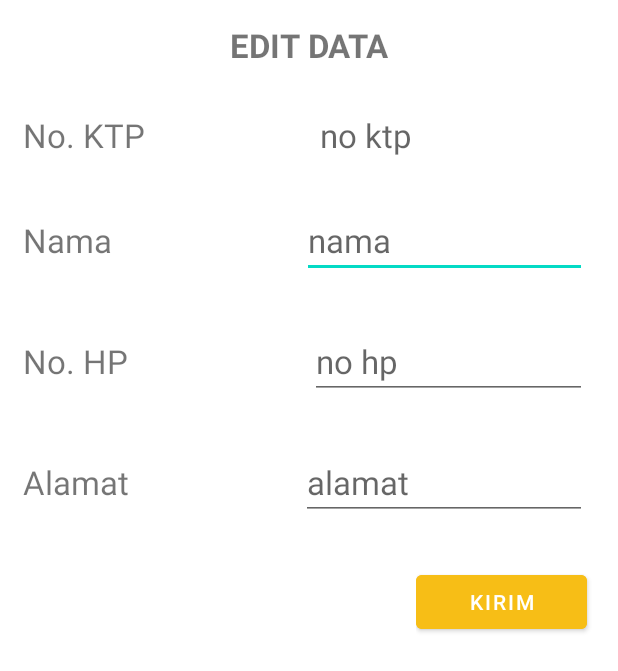
After one commit to YohanesVito/Pemrograman-Perangkat-Bergerak-Berbasis-Android_71190429, an Android app: the layout activity_penduduk_edit.xml on its own in the app's theme, with its tools: preview values and no code run, on a phone screen of 412 x 824 dp. The commit adds this screen. Shown: the top 671 px of the screen. Run offline under Robolectric (Android 15) with nearby library versions, the phone set to English and light mode, and no system bars.

Commit message:
tambah edit dan delete

```diff
--- a/Final_DataPenduduk_71190429/app/build.gradle
+++ b/Final_DataPenduduk_71190429/app/build.gradle
@@ -39,6 +39,7 @@ dependencies {
     implementation 'com.google.android.material:material:1.4.0'
     implementation 'androidx.constraintlayout:constraintlayout:2.1.2'
     implementation 'com.google.firebase:firebase-firestore:24.0.0'
+    implementation 'com.google.firebase:firebase-auth-ktx:21.0.1'
     testImplementation 'junit:junit:4.+'
     androidTestImplementation 'androidx.test.ext:junit:1.1.3'
     androidTestImplementation 'androidx.test.espresso:espresso-core:3.4.0'
--- a/Final_DataPenduduk_71190429/app/src/main/AndroidManifest.xml
+++ b/Final_DataPenduduk_71190429/app/src/main/AndroidManifest.xml
@@ -9,6 +9,9 @@
         android:roundIcon="@mipmap/ic_launcher_round"
         android:supportsRtl="true"
         android:theme="@style/Theme.Final_DataPenduduk_71190429">
+        <activity
+            android:name=".PendudukEdit"
+            android:exported="false" />
         <activity
             android:name=".MainActivity"
             android:exported="true">
--- /dev/null
+++ b/Final_DataPenduduk_71190429/app/src/main/res/drawable/ic_baseline_refresh_24.xml
@@ -0,0 +1,5 @@
+<vector android:height="24dp" android:tint="#FFA438"
+    android:viewportHeight="24" android:viewportWidth="24"
+    android:width="24dp" xmlns:android="http://schemas.android.com/apk/res/android">
+    <path android:fillColor="@android:color/white" android:pathData="M17.65,6.35C16.2,4.9 14.21,4 12,4c-4.42,0 -7.99,3.58 -7.99,8s3.57,8 7.99,8c3.73,0 6.84,-2.55 7.73,-6h-2.08c-0.82,2.33 -3.04,4 -5.65,4 -3.31,0 -6,-2.69 -6,-6s2.69,-6 6,-6c1.66,0 3.14,0.69 4.22,1.78L13,11h7V4l-2.35,2.35z"/>
+</vector>
--- a/Final_DataPenduduk_71190429/app/src/main/res/drawable/round_button.xml
+++ /dev/null
@@ -1,5 +0,0 @@
-<?xml version="1.0" encoding="utf-8"?>
-<shape xmlns:android="http://schemas.android.com/apk/res/android">
-    <corners android:radius="100dp"/>
-    <solid android:color="@color/mykuning"/>
-</shape>
--- /dev/null
+++ b/Final_DataPenduduk_71190429/app/src/main/res/layout/activity_penduduk_edit.xml
@@ -0,0 +1,141 @@
+<?xml version="1.0" encoding="utf-8"?>
+<LinearLayout xmlns:android="http://schemas.android.com/apk/res/android"
+    xmlns:app="http://schemas.android.com/apk/res-auto"
+    xmlns:tools="http://schemas.android.com/tools"
+    android:layout_width="match_parent"
+    android:orientation="vertical"
+    android:layout_height="match_parent"
+    tools:context=".MainActivity">
+    <LinearLayout
+        android:layout_width="match_parent"
+        android:padding="15dp"
+        android:layout_height="wrap_content"
+        android:orientation="horizontal">
+
+        <TextView
+            android:id="@+id/Judul"
+            android:layout_width="wrap_content"
+            android:layout_height="wrap_content"
+            android:gravity="center"
+            android:layout_weight="1"
+            android:textSize="10pt"
+            android:textStyle="bold"
+            android:text="EDIT DATA" />
+
+    </LinearLayout>
+    <LinearLayout
+        android:layout_width="match_parent"
+        android:padding="15dp"
+        android:layout_height="wrap_content"
+        android:orientation="horizontal">
+
+        <TextView
+            android:id="@+id/textView"
+            android:layout_width="wrap_content"
+            android:layout_height="wrap_content"
+            android:layout_weight="1"
+            android:textSize="10pt"
+            android:text="No. KTP" />
+
+        <TextView
+            android:id="@+id/tv_noKTP"
+            android:layout_width="wrap_content"
+            android:layout_height="wrap_content"
+            android:layout_marginRight="5dp"
+            android:layout_weight="1"
+            android:hint="no ktp"
+            android:textSize="10pt" />
+    </LinearLayout>
+
+    <LinearLayout
+        android:layout_width="match_parent"
+        android:layout_height="wrap_content"
+        android:padding="15dp"
+        android:orientation="horizontal">
+
+        <TextView
+            android:id="@+id/textView2"
+            android:layout_width="wrap_content"
+            android:layout_height="wrap_content"
+            android:layout_weight="1"
+            android:textSize="10pt"
+            android:text="Nama" />
+
+        <EditText
+            android:id="@+id/et_nama"
+            android:layout_width="wrap_content"
+            android:layout_height="wrap_content"
+            android:layout_weight="1"
+            android:layout_marginRight="5dp"
+            android:textSize="10pt"
+            android:hint="nama"/>
+    </LinearLayout>
+
+    <LinearLayout
+        android:layout_width="match_parent"
+        android:layout_height="wrap_content"
+        android:padding="15dp"
+        android:orientation="horizontal">
+
+        <TextView
+            android:id="@+id/textView3"
+            android:layout_width="wrap_content"
+            android:layout_height="wrap_content"
+            android:layout_weight="1"
+            android:textSize="10pt"
+            android:text="No. HP" />
+
+        <EditText
+            android:id="@+id/et_noHP"
+            android:layout_width="wrap_content"
+            android:layout_height="wrap_content"
+            android:layout_weight="1"
+            android:layout_marginRight="5dp"
+            android:textSize="10pt"
+            android:hint="no hp"/>
+    </LinearLayout>
+
+    <LinearLayout
+        android:layout_width="match_parent"
+        android:layout_height="wrap_content"
+        android:padding="15dp"
+        android:orientation="horizontal">
+
+        <TextView
+            android:id="@+id/textView4"
+            android:layout_width="wrap_content"
+            android:layout_height="wrap_content"
+            android:layout_weight="1"
+            android:textSize="10pt"
+            android:text="Alamat" />
+
+        <EditText
+            android:id="@+id/et_alamat"
+            android:layout_width="wrap_content"
+            android:layout_height="wrap_content"
+            android:layout_weight="1"
+            android:layout_marginRight="5dp"
+            android:textSize="10pt"
+            android:hint="alamat"/>
+
+    </LinearLayout>
+
+    <LinearLayout
+        android:layout_width="150dp"
+        android:layout_height="wrap_content"
+        android:orientation="horizontal"
+        android:layout_gravity="right"
+        android:padding="15dp">
+
+        <Button
+            android:id="@+id/bt_edit"
+            android:layout_width="wrap_content"
+            android:layout_height="wrap_content"
+            android:layout_marginRight="5dp"
+            android:layout_weight="1"
+            android:backgroundTint="@color/mykuning"
+            android:text="Kirim" />
+
+    </LinearLayout>
+
+</LinearLayout>
--- a/Final_DataPenduduk_71190429/app/src/main/res/layout/activity_tambahdatapenduduk.xml
+++ b/Final_DataPenduduk_71190429/app/src/main/res/layout/activity_tambahdatapenduduk.xml
@@ -137,7 +137,7 @@
             android:text="Submit"
             android:textColor="@android:color/white"
             android:layout_weight="1"
-            android:background="@drawable/round_button"
+            android:backgroundTint="@color/myoren"
             />
 
         <Button
@@ -148,7 +148,7 @@
             android:layout_marginLeft="5dp"
             android:layout_weight="1"
             android:textColor="@android:color/white"
-            android:background="@drawable/round_button"
+            android:backgroundTint="@color/mykuning"
             />
     </LinearLayout>
 </LinearLayout>
--- a/Final_DataPenduduk_71190429/app/src/main/res/layout/item_penduduk.xml
+++ b/Final_DataPenduduk_71190429/app/src/main/res/layout/item_penduduk.xml
@@ -49,7 +49,7 @@
             android:layout_marginTop="4dp"/>
     </LinearLayout>
     <LinearLayout
-        android:layout_width="100dp"
+        android:layout_width="120dp"
         android:layout_height="wrap_content"
         android:orientation="vertical"
         android:layout_weight="4"
@@ -62,7 +62,7 @@
             android:layout_height="40dp"
             android:backgroundTint="@color/mykuning"
             android:text="Edit"
-            android:textSize="5sp"
+            android:textSize="9sp"
             android:textColor="@android:color/white" />
 
         <Button
@@ -71,7 +71,7 @@
             android:layout_height="40dp"
             android:backgroundTint="@color/design_default_color_error"
             android:text="Delete"
-            android:textSize="5sp"
+            android:textSize="9sp"
             android:textColor="@android:color/white" />
     </LinearLayout>
 
--- a/Final_DataPenduduk_71190429/app/src/main/res/values-night/themes.xml
+++ b/Final_DataPenduduk_71190429/app/src/main/res/values-night/themes.xml
@@ -2,8 +2,8 @@
     <!-- Base application theme. -->
     <style name="Theme.Final_DataPenduduk_71190429" parent="Theme.MaterialComponents.DayNight.DarkActionBar">
         <!-- Primary brand color. -->
-        <item name="colorPrimary">@color/purple_200</item>
-        <item name="colorPrimaryVariant">@color/purple_700</item>
+        <item name="colorPrimary">@color/myoren</item>
+        <item name="colorPrimaryVariant">@color/mykuning</item>
         <item name="colorOnPrimary">@color/black</item>
         <!-- Secondary brand color. -->
         <item name="colorSecondary">@color/teal_200</item>
--- a/Final_DataPenduduk_71190429/app/src/main/res/values/themes.xml
+++ b/Final_DataPenduduk_71190429/app/src/main/res/values/themes.xml
@@ -2,8 +2,8 @@
     <!-- Base application theme. -->
     <style name="Theme.Final_DataPenduduk_71190429" parent="Theme.MaterialComponents.DayNight.DarkActionBar">
         <!-- Primary brand color. -->
-        <item name="colorPrimary">@color/purple_500</item>
-        <item name="colorPrimaryVariant">@color/purple_700</item>
+        <item name="colorPrimary">@color/myoren</item>
+        <item name="colorPrimaryVariant">@color/mykuning</item>
         <item name="colorOnPrimary">@color/white</item>
         <!-- Secondary brand color. -->
         <item name="colorSecondary">@color/teal_200</item>
--- a/Final_DataPenduduk_71190429/build.gradle
+++ b/Final_DataPenduduk_71190429/build.gradle
@@ -6,7 +6,7 @@ buildscript {
     }
     dependencies {
         classpath "com.android.tools.build:gradle:7.0.2"
-        classpath "org.jetbrains.kotlin:kotlin-gradle-plugin:1.5.31"
+        classpath 'org.jetbrains.kotlin:kotlin-gradle-plugin:1.6.10'
         classpath 'com.google.gms:google-services:4.3.10'
 
         // NOTE: Do not place your application dependencies here; they belong
```
Also changed, not shown: Final_DataPenduduk_71190429/app/src/main/java/com/example/final_datapenduduk_71190429/LihatDataPenduduk.kt (+26 -13 lines), Final_DataPenduduk_71190429/app/src/main/java/com/example/final_datapenduduk_71190429/MainActivity.kt (+29 -0 lines), Final_DataPenduduk_71190429/app/src/main/java/com/example/final_datapenduduk_71190429/PendudukAdapter.kt (+39 -0 lines), Final_DataPenduduk_71190429/app/src/main/java/com/example/final_datapenduduk_71190429/PendudukEdit.kt (added, +53 -0 lines), Final_DataPenduduk_71190429/app/src/main/res/layout/activity_lihatdatapenduduk.xml (+15 -8 lines), Final_DataPenduduk_71190429/app/src/main/res/layout/activity_main.xml (+6 -26 lines), Final_DataPenduduk_71190429/app/src/main/res/layout/activity_second.xml (+20 -3 lines).
